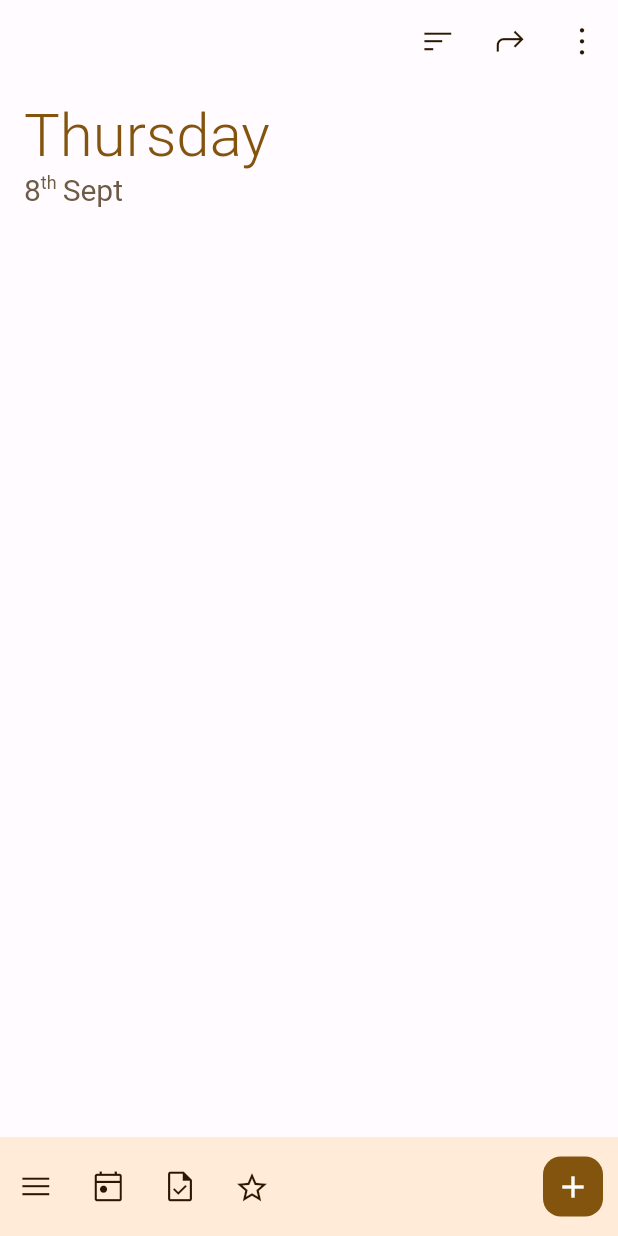
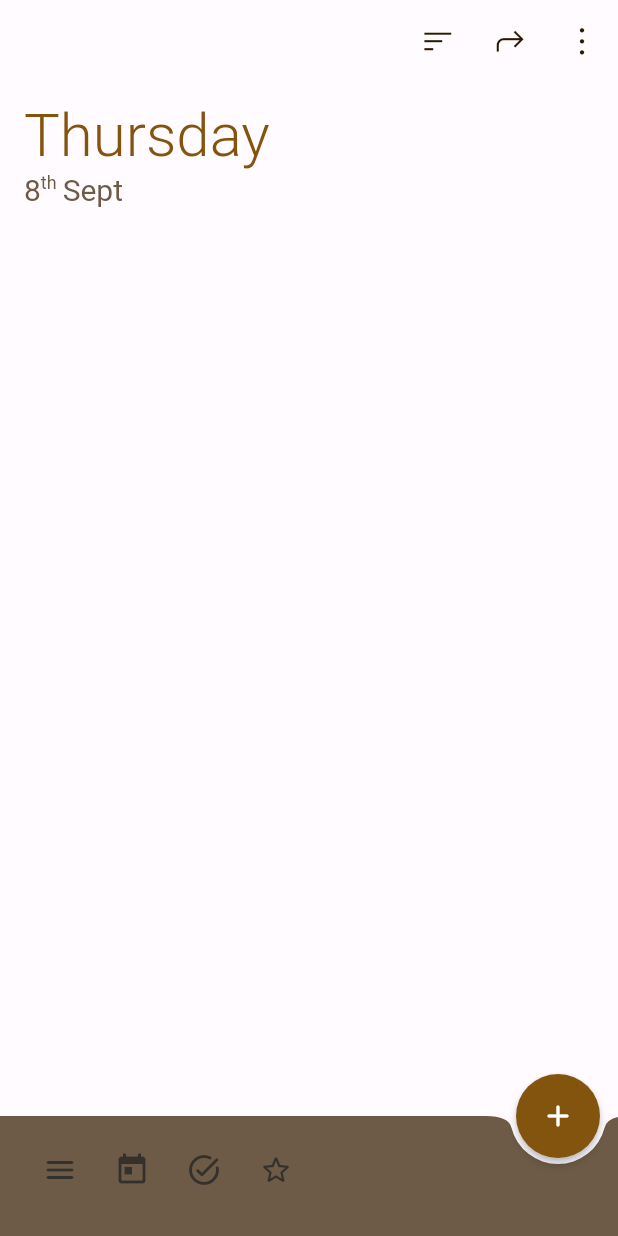
Before and after one commit to chaitanya634/tasks, a Flutter app: the screen it shows after launch, on a phone screen of 412 x 824 dp. Run offline on Flutter 3.47's test engine with Material 2 defaults, Android fonts, the phone set to English and light mode, and no system bars; drawn by our look-alikes of dynamic_color.

Commit message:
changed bottom app bar

```diff
--- a/lib/pages/create_task.dart
+++ b/lib/pages/create_task.dart
@@ -184,7 +184,9 @@ class _CreateTaskPageState extends State<CreateTaskPage> {
               }
               Navigator.pop(context);
             },
-            child: Text('Save', style: TextStyle(color: colorScheme.primary)),
+            child: Text('Save',
+            style: TextStyle(color: colorScheme.inverseSurface)
+            ),
           )
         ],
       ),
--- a/lib/pages/home.dart
+++ b/lib/pages/home.dart
@@ -5,8 +5,8 @@ import 'package:tasks/providers/task_lists.dart';
 import '../data/algos.dart';
 import '../data/enums.dart';
 import '../pages/create_task.dart';
-import '../pages/list_menu.dart';
 import '../providers/task_lists.dart';
+import 'list_menu.dart';
 
 class HomePage extends StatelessWidget {
   const HomePage({Key? key}) : super(key: key);
@@ -154,7 +154,10 @@ class HomePage extends StatelessWidget {
                             context: context,
                             pageBuilder:
                                 (context, animation, secondaryAnimation) {
-                              return CreateTaskPage(taskModelIndex: index, colorScheme: colorScheme,);
+                              return CreateTaskPage(
+                                taskModelIndex: index,
+                                colorScheme: colorScheme,
+                              );
                             },
                           );
                         },
@@ -166,14 +169,72 @@ class HomePage extends StatelessWidget {
               ],
             ),
           ),
-          Container(
-            height: 66,
-            color: colorScheme.onInverseSurface,
-            child: Row(
+          // Container(
+          //   height: 66,
+          //   color: colorScheme.onInverseSurface,
+          //   child: Row(
+          //     children: [
+          //       Expanded(
+          //         child: Row(children: [
+          //           IconButton(
+          //               onPressed: () {
+          //                 showModalBottomSheet(
+          //                   context: context,
+          //                   backgroundColor: colorScheme.secondaryContainer,
+          //                   shape: RoundedRectangleBorder(
+          //                       borderRadius: BorderRadius.circular(16)),
+          //                   builder: (context) => const ListMenu(),
+          //                 );
+          //               },
+          //               icon: const Icon(
+          //                   IconData(0xe810, fontFamily: 'OutlinedFontIcons'))),
+          //           IconButton(
+          //               onPressed: () {},
+          //               icon: const Icon(
+          //                   IconData(0xe80f, fontFamily: 'OutlinedFontIcons'))),
+          //           IconButton(
+          //               onPressed: () {},
+          //               icon: const Icon(
+          //                   IconData(0xe80e, fontFamily: 'OutlinedFontIcons'))),
+          //           IconButton(
+          //               onPressed: () {},
+          //               icon: const Icon(
+          //                   IconData(0xe80d, fontFamily: 'OutlinedFontIcons'))),
+          //         ]),
+          //       ),
+          //       Padding(
+          //         padding: const EdgeInsets.only(right: 6.0),
+          //         child: FloatingActionButton(
+          //           backgroundColor: colorScheme.primary,
+          //           onPressed: () {
+          //             showGeneralDialog(
+          //               context: context,
+          //               pageBuilder: (context, animation, secondaryAnimation) {
+          //                 return const CreateTaskPage();
+          //               },
+          //             );
+          //           },
+          //           mini: true,
+          //           elevation: 0,
+          //           child: Icon(
+          //             Icons.add,
+          //             color: colorScheme.onPrimary,
+          //           ),
+          //         ),
+          //       )
+          //     ],
+          //   ),
+          // )
+        ],
+      ),
+      bottomNavigationBar: BottomAppBar(
+        color: colorScheme.secondaryContainer,
+        shape: const CircularNotchedRectangle(),
+        child: Wrap(
           children: [
-                Expanded(
-                  child: Row(children: [
             IconButton(
+                icon:
+                    Icon(Icons.menu_rounded, color: colorScheme.inverseSurface),
                 onPressed: () {
                   showModalBottomSheet(
                     context: context,
@@ -182,27 +243,26 @@ class HomePage extends StatelessWidget {
                         borderRadius: BorderRadius.circular(16)),
                     builder: (context) => const ListMenu(),
                   );
-                        },
-                        icon: const Icon(
-                            IconData(0xe810, fontFamily: 'OutlinedFontIcons'))),
+                }),
             IconButton(
-                        onPressed: () {},
-                        icon: const Icon(
-                            IconData(0xe80f, fontFamily: 'OutlinedFontIcons'))),
+                icon: Icon(Icons.today, color: colorScheme.inverseSurface),
+                onPressed: () {}),
             IconButton(
-                        onPressed: () {},
-                        icon: const Icon(
-                            IconData(0xe80e, fontFamily: 'OutlinedFontIcons'))),
+                icon: Icon(Icons.task_alt_rounded,
+                    color: colorScheme.inverseSurface),
+                onPressed: () {}),
             IconButton(
-                        onPressed: () {},
-                        icon: const Icon(
-                            IconData(0xe80d, fontFamily: 'OutlinedFontIcons'))),
-                  ]),
+                icon: Icon(Icons.star_border_rounded,
+                    color: colorScheme.inverseSurface),
+                onPressed: () {}),
+          ],
         ),
-                Padding(
-                  padding: const EdgeInsets.only(right: 6.0),
-                  child: FloatingActionButton(
-                    backgroundColor: colorScheme.primary,
+      ),
+      floatingActionButtonLocation: FloatingActionButtonLocation.miniEndDocked,
+      floatingActionButton: FloatingActionButton(
+        elevation: 2.5,
+        backgroundColor: colorScheme.primaryContainer,
+        shape: const CircleBorder(),
         onPressed: () {
           showGeneralDialog(
             context: context,
@@ -211,18 +271,10 @@ class HomePage extends StatelessWidget {
             },
           );
         },
-                    mini: true,
-                    elevation: 0,
         child: Icon(
-                      Icons.add,
-                      color: colorScheme.onPrimary,
+          Icons.add_rounded,
+          color: colorScheme.onPrimaryContainer,
         ),
-                  ),
-                )
-              ],
-            ),
-          )
-        ],
       ),
     );
   }
```
Also changed, not shown: lib/providers/task_lists.dart (+0 -21 lines). Lines whose indentation alone changed are shown as unchanged.
